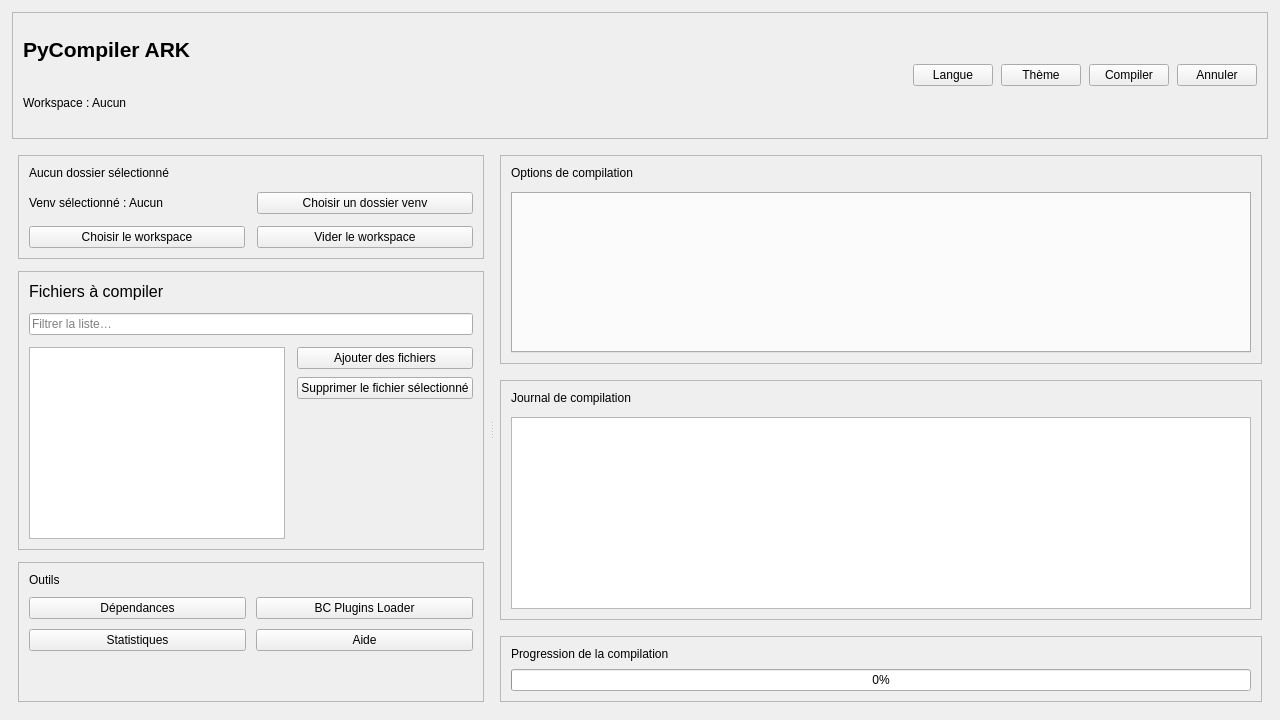
This is ui/ui_design.ui in raidos23/PyCompiler_ARK as Qt 5 draws it before an edit. The edited form follows.
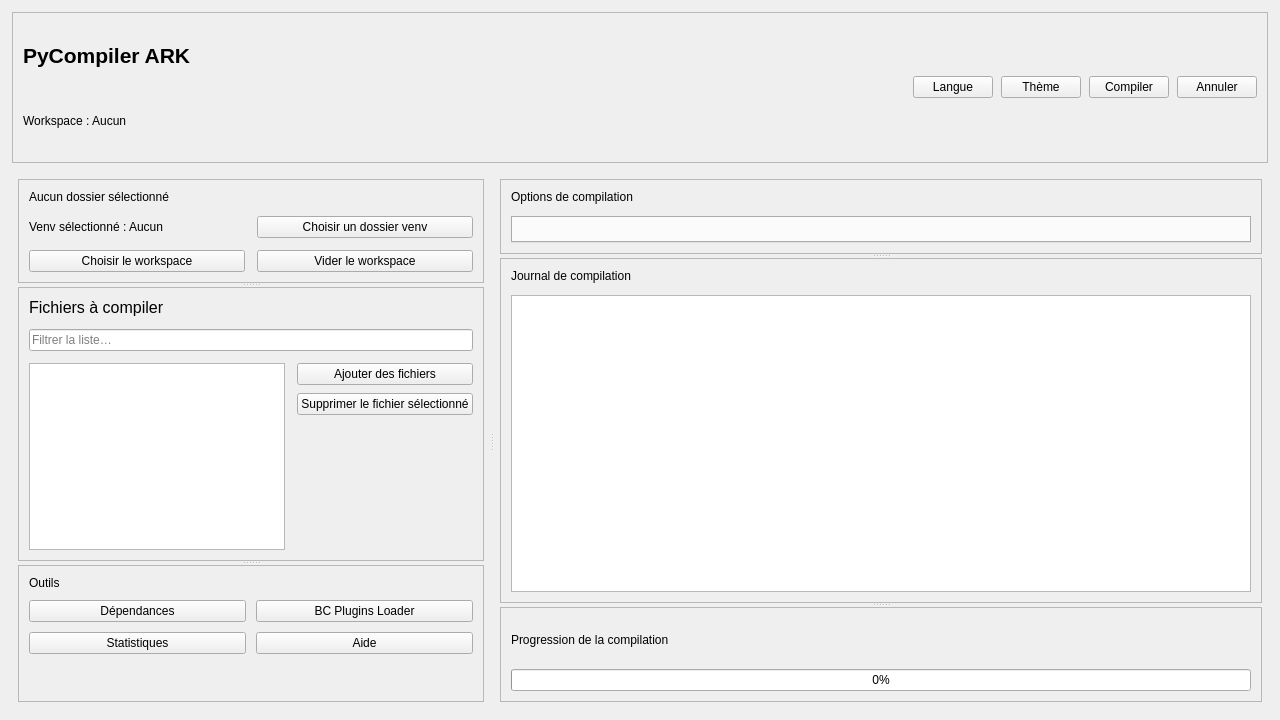
This is the edited form.

Commit message: Ajout de splitters pour les panneaux

The edit to the form file:
```diff
--- a/ui/ui_design.ui
+++ b/ui/ui_design.ui
@@ -190,6 +190,10 @@
         <number>6</number>
        </property>
        <item>
+        <widget class="QSplitter" name="leftSplitter">
+         <property name="orientation">
+          <enum>Qt::Orientation::Vertical</enum>
+         </property>
         <widget class="QFrame" name="frame_workspace">
          <property name="frameShape">
           <enum>QFrame::Shape::StyledPanel</enum>
@@ -253,8 +257,6 @@
           </item>
          </layout>
         </widget>
-       </item>
-       <item>
         <widget class="QFrame" name="frame_files">
          <property name="frameShape">
           <enum>QFrame::Shape::StyledPanel</enum>
@@ -359,11 +361,6 @@
           </item>
          </layout>
         </widget>
-       </item>
-       <item>
-        <layout class="QVBoxLayout" name="verticalLayout_4"/>
-       </item>
-       <item>
         <widget class="QFrame" name="frame_tools">
          <property name="frameShape">
           <enum>QFrame::Shape::StyledPanel</enum>
@@ -446,6 +443,7 @@
           </item>
          </layout>
         </widget>
+        </widget>
        </item>
       </layout>
      </widget>
@@ -473,6 +471,10 @@
         <number>6</number>
        </property>
        <item>
+        <widget class="QSplitter" name="rightSplitter">
+         <property name="orientation">
+          <enum>Qt::Orientation::Vertical</enum>
+         </property>
         <widget class="QFrame" name="frame_options">
          <property name="frameShape">
           <enum>QFrame::Shape::StyledPanel</enum>
@@ -509,8 +511,6 @@
           </item>
          </layout>
         </widget>
-       </item>
-       <item>
         <widget class="QFrame" name="frame_logs">
          <property name="frameShape">
           <enum>QFrame::Shape::StyledPanel</enum>
@@ -550,8 +550,6 @@
           </item>
          </layout>
         </widget>
-       </item>
-       <item>
         <widget class="QFrame" name="frame_progress">
          <property name="frameShape">
           <enum>QFrame::Shape::StyledPanel</enum>
@@ -590,6 +588,7 @@
            </widget>
           </item>
          </layout>
+         </widget>
         </widget>
        </item>
       </layout>
```
Lines whose indentation alone changed are shown as unchanged.
